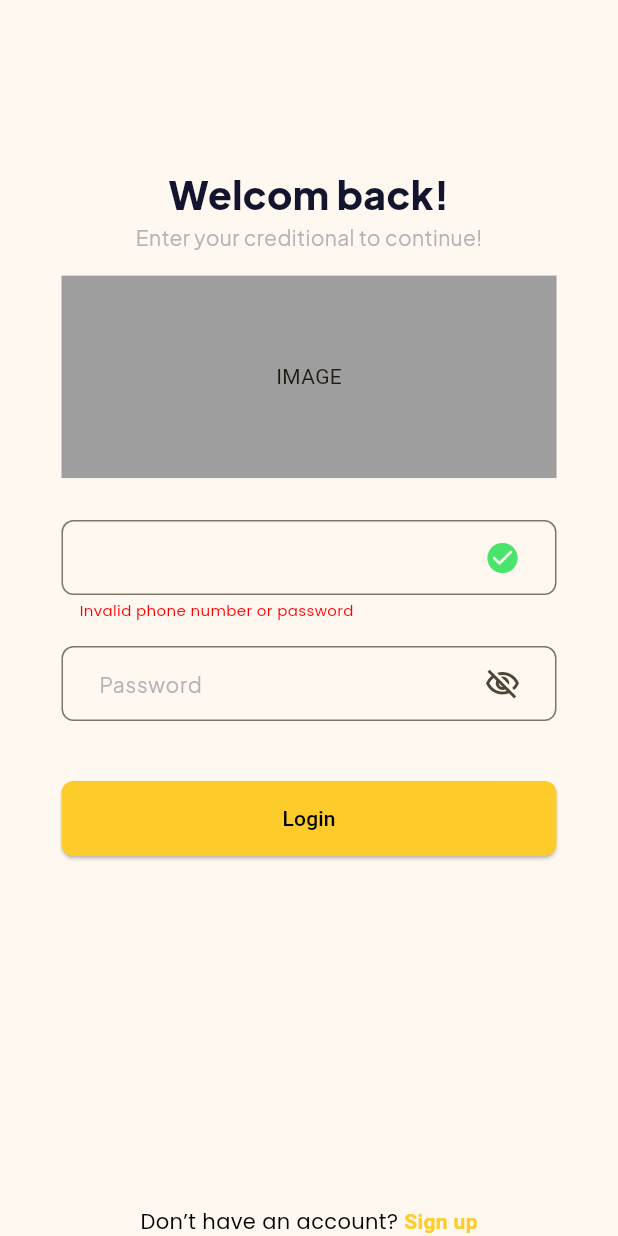
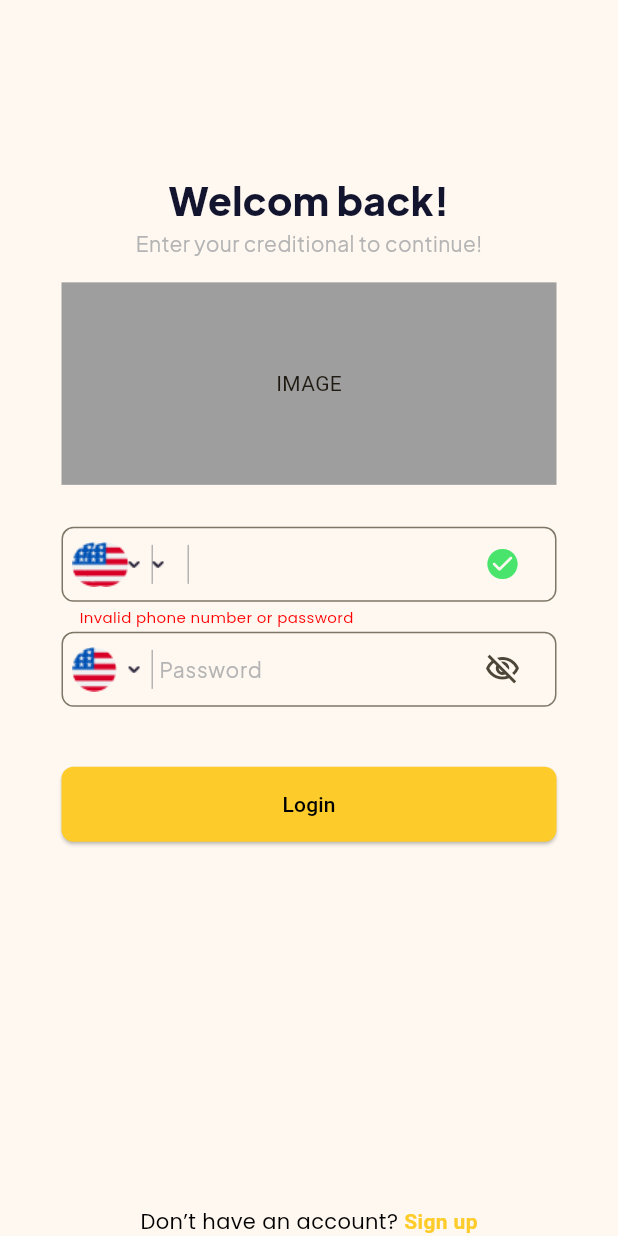
Before and after one commit to quiest2000/ride-book-app, a Flutter app: the screen it shows after launch, on a phone screen of 412 x 824 dp. Run offline on Flutter 3.47's test engine with Material 3 defaults, Android fonts, the phone set to English and light mode, and no system bars; our stand-ins replace flutter_svg, lottie.

Commit message:
WIP refactor layout

```diff
--- a/lib/input_field.dart
+++ b/lib/input_field.dart
@@ -5,22 +5,46 @@ class InputField extends StatelessWidget {
     super.key,
     required this.icon,
     required this.isShowPassword,
-    required this.onIconPressed,
     required this.labelText,
+    this.leftContentPadding = 21,
+    this.autofocus = false,
+    this.onIconPressed,
   });
 
   final Icon icon;
   final bool isShowPassword;
   final String labelText;
-
+  final bool autofocus;
+  final double leftContentPadding;
   final VoidCallback? onIconPressed;
 
   @override
   Widget build(BuildContext context) {
     return TextField(
+      autocorrect: autofocus,
       obscureText: isShowPassword,
       decoration: InputDecoration(
-        contentPadding: const EdgeInsets.only(left: 21),
+        prefixIcon: SizedBox(
+          child: Row(
+            mainAxisSize: MainAxisSize.min,
+            children: [
+              const SizedBox(width: 7),
+              Image.asset('assets/united-states.png', width: 30, height: 30),
+              const SizedBox(width: 7),
+              Image.asset(
+                'assets/arrow-down.png',
+              ),
+              const SizedBox(width: 7),
+              const VerticalDivider(
+                color: Color(0xffb4b4b4),
+                width: 1,
+                indent: 12,
+                endIndent: 12,
+              ),
+            ],
+          ),
+        ),
+        contentPadding: EdgeInsets.only(left: leftContentPadding),
         border: const OutlineInputBorder(
           borderSide: BorderSide(
             color: Color(0xffb4b4b4),
--- a/lib/login_page.dart
+++ b/lib/login_page.dart
@@ -55,9 +55,6 @@ class _LoginPageState extends State<LoginPage> {
                 height: 28,
               ),
               const PhoneSection(),
-              const SizedBox(
-                height: 14,
-              ),
               const PasswordSection(),
               const SizedBox(
                 height: 40,
@@ -91,7 +88,6 @@ class _LoginPageState extends State<LoginPage> {
     );
   }
 }
-
 class SignupSection extends StatelessWidget {
   const SignupSection({super.key});
 
--- a/lib/phone_section.dart
+++ b/lib/phone_section.dart
@@ -6,12 +6,13 @@ class PhoneSection extends StatelessWidget {
 
   @override
   Widget build(BuildContext context) {
-    const double spaceSize = 7;
     const double errorTextSize = 10;
     const double errorTextHeigh = 2;
 
     return const Column(
       crossAxisAlignment: CrossAxisAlignment.start,
+      children: [
+        Stack(
           children: [
             SizedBox(
               width: 330,
@@ -23,9 +24,64 @@ class PhoneSection extends StatelessWidget {
                 ),
                 isShowPassword: false,
                 labelText: '',
-            onIconPressed: null,
+                leftContentPadding: 95,
               ),
             ),
+            CountrySection(),
+          ],
+        ),
+
+        // Container(
+        //   width: 330,
+        //   height: 50,
+        //   decoration: BoxDecoration(
+        //     borderRadius: BorderRadius.circular(8),
+        //     border: Border.all(
+        //       color: const Color(0xffb4b4b4),
+        //     ),
+        //   ),
+        //   child: Padding(
+        //     padding: const EdgeInsets.only(left: 21, right: 21),
+        //     child: Row(
+        //       mainAxisAlignment: MainAxisAlignment.start,
+        //       children: [
+        //         Image.asset('assets/united-states.png', width: 30, height: 30),
+        //         const SizedBox(width: spaceSize),
+        //         Image.asset(
+        //           'assets/arrow-down.png',
+        //         ),
+        //         const SizedBox(width: spaceSize),
+        //         const VerticalDivider(
+        //           color: Color(0xffb4b4b4),
+        //           width: 2,
+        //           indent: 12,
+        //           endIndent: 12,
+        //         ),
+        //         const SizedBox(width: spaceSize),
+        //         Expanded(
+        //           child: TextField(
+        //             autofocus: true,
+        //             controller: TextEditingController(),
+        //             decoration: const InputDecoration(
+        //               hintText: 'Phone number',
+        //               border: InputBorder.none,
+        //             ),
+        //             style: const TextStyle(
+        //               fontFamily: 'PlusJakartaSans',
+        //               fontSize: 18,
+        //               fontWeight: FontWeight.w700, // 700 extra bold
+        //               color: Color(0xff13142e),
+        //             ),
+        //           ),
+        //         ),
+        //         const Icon(
+        //           Icons.check_circle_rounded,
+        //           color: Color(0xff49E46B),
+        //         ),
+        //       ],
+        //     ),
+        //   ),
+        // ),
         Padding(
           padding: EdgeInsets.only(left: 12),
           child: SizedBox(
@@ -46,3 +102,35 @@ class PhoneSection extends StatelessWidget {
     );
   }
 }
+
+class CountrySection extends StatelessWidget {
+  const CountrySection({super.key});
+
+  @override
+  Widget build(BuildContext context) {
+    const double spaceSize = 15;
+
+    return SizedBox(
+      width: 100, // must be greater than entire row width
+      height: 50,
+      child: Row(
+        mainAxisSize: MainAxisSize.min,
+        children: [
+          const SizedBox(width: spaceSize),
+          Image.asset('assets/united-states.png', width: 30, height: 30),
+          const SizedBox(width: spaceSize),
+          Image.asset(
+            'assets/arrow-down.png',
+          ),
+          const SizedBox(width: spaceSize),
+          const VerticalDivider(
+            color: Color(0xffb4b4b4),
+            width: 1,
+            indent: 12,
+            endIndent: 12,
+          ),
+        ],
+      ),
+    );
+  }
+}
```
Lines whose indentation alone changed are shown as unchanged.
